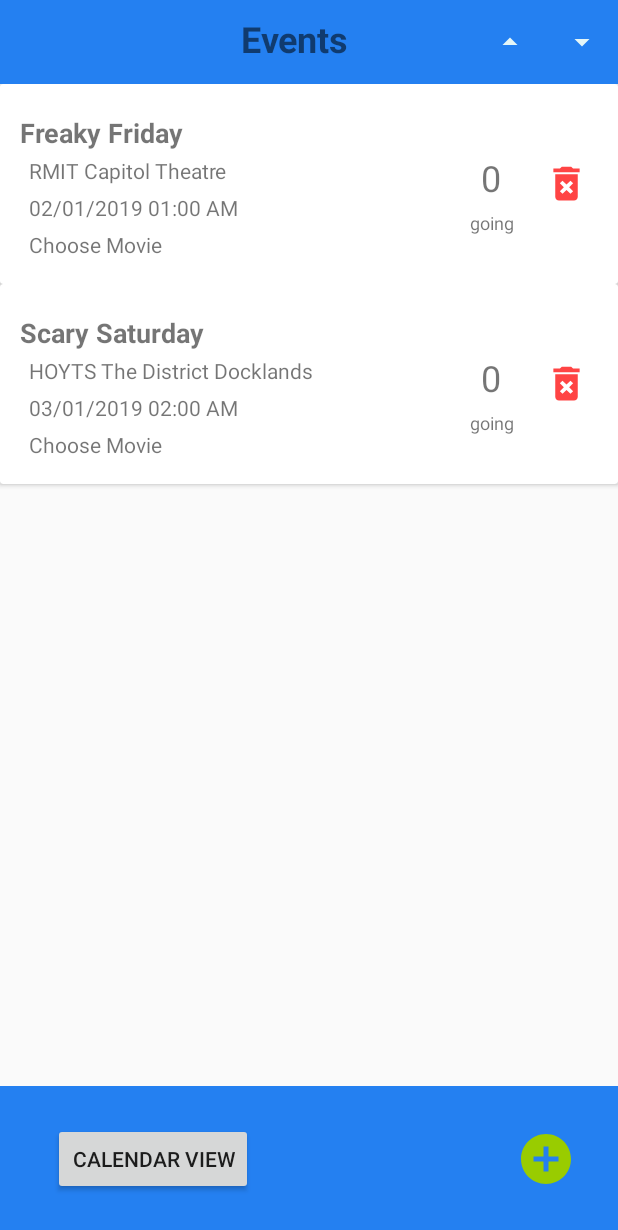
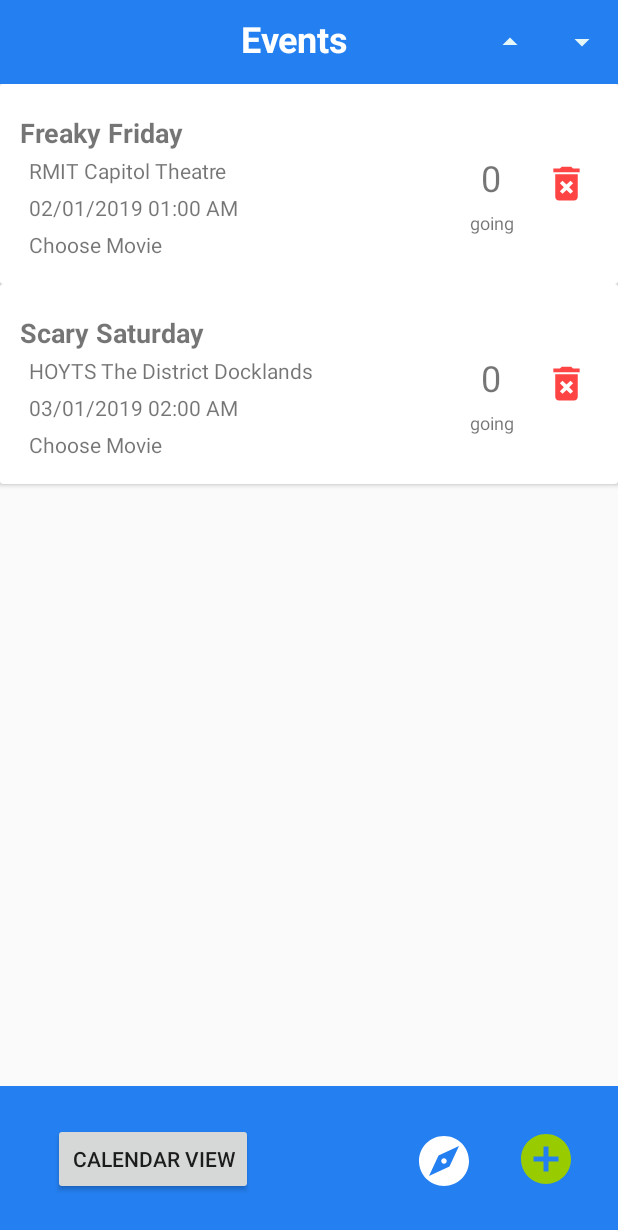
Before and after one commit to davidd-code/movie-night-planner, an Android app: the screen it shows after launch (EventListActivity), on a phone screen of 412 x 824 dp. Shown: the top 1230 px of the screen. Run offline under Robolectric (Android 15) with nearby library versions, the light colour scheme and no system bars.

Commit message:
started on event locations activity

```diff
--- a/app/src/main/AndroidManifest.xml
+++ b/app/src/main/AndroidManifest.xml
@@ -1,7 +1,6 @@
 <?xml version="1.0" encoding="utf-8"?>
 <manifest xmlns:android="http://schemas.android.com/apk/res/android"
     package="com.example.assignment_1">
-
     <!--
          The ACCESS_COARSE/FINE_LOCATION permissions are not required to use
          Google Maps Android API v2, but you must specify either coarse or fine
@@ -17,7 +16,6 @@
         android:roundIcon="@mipmap/ic_launcher_round"
         android:supportsRtl="true"
         android:theme="@style/AppTheme">
-
         <!--
              The API key for Google Maps-based APIs is defined as a string resource.
              (See the file "res/values/google_maps_api.xml").
@@ -32,7 +30,7 @@
 
         <activity
             android:name=".view.EventLocationActivity"
-            android:label="@string/title_activity_event_location"></activity>
+            android:label="@string/title_activity_event_location" />
         <activity android:name=".view.ViewMoviePosterActivity" />
         <activity android:name=".view.MovieListActivity" />
         <activity android:name=".view.AddEditEventActivity" />
--- /dev/null
+++ b/app/src/main/java/com/example/assignment_1/controller/MapOnClickListener.java
@@ -0,0 +1,22 @@
+package com.example.assignment_1.controller;
+
+import android.content.Context;
+import android.content.Intent;
+import android.view.View;
+
+import com.example.assignment_1.view.EventLocationActivity;
+
+public class MapOnClickListener implements View.OnClickListener{
+
+    private Context context;
+
+    public MapOnClickListener(Context c) {
+        this.context = c;
+    }
+
+    @Override
+    public void onClick(View v) {
+        Intent intent = new Intent(context, EventLocationActivity.class);
+        context.startActivity(intent);
+    }
+}
--- a/app/src/main/java/com/example/assignment_1/view/EventListActivity.java
+++ b/app/src/main/java/com/example/assignment_1/view/EventListActivity.java
@@ -1,10 +1,12 @@
 package com.example.assignment_1.view;
 
+import android.app.Dialog;
 import android.os.Bundle;
 import android.support.v7.app.AppCompatActivity;
 import android.support.v7.widget.LinearLayoutManager;
 import android.support.v7.widget.RecyclerView;
 import android.support.v7.widget.Toolbar;
+import android.util.Log;
 import android.view.Menu;
 import android.view.MenuInflater;
 import android.view.MenuItem;
@@ -15,9 +17,13 @@ import android.widget.Toast;
 import com.example.assignment_1.R;
 import com.example.assignment_1.controller.AddEventOnClickListener;
 import com.example.assignment_1.controller.EditEventOnClickListener;
+import com.example.assignment_1.controller.MapOnClickListener;
 import com.example.assignment_1.model.CustomComparator;
 import com.example.assignment_1.model.EventModel;
 import com.example.assignment_1.model.FileLoader;
+import com.google.android.gms.common.ConnectionResult;
+import com.google.android.gms.common.GoogleApiAvailability;
+import com.google.android.gms.common.api.GoogleApi;
 
 import java.io.BufferedReader;
 import java.io.IOException;
@@ -39,6 +45,9 @@ public class EventListActivity extends AppCompatActivity {
     private ImageView addEventButton;
     private Button calendarButton;
 
+    private static final String TAG="EventListActivity";
+    private static final int ERROR_DIALOG_REQUEST = 9001;
+
     @Override
     protected void onCreate(Bundle savedInstanceState) {
         super.onCreate(savedInstanceState);
@@ -50,8 +59,37 @@ public class EventListActivity extends AppCompatActivity {
         if(savedInstanceState == null) {
             loadData();
         }
+
+
+
         buildRecyclerView();
         setButtons();
+
+        if(isServicesOK()) {
+            init();
+        }
+    }
+
+    private void init() {
+
+    }
+
+    public boolean isServicesOK() {
+        Log.d(TAG, "isServicesOK: checking google services version");
+        int available = GoogleApiAvailability.getInstance().isGooglePlayServicesAvailable(EventListActivity.this);
+
+        if(available == ConnectionResult.SUCCESS) {
+            //everything is fine and user can make map requests
+            Log.d(TAG, "isServicesOK: Google Play services is working");
+            return true;
+        } else if(GoogleApiAvailability.getInstance().isUserResolvableError(available)) {
+            Log.d(TAG, "isServicesOK: an error occured but we can fix it");
+            Dialog dialog = GoogleApiAvailability.getInstance().getErrorDialog(EventListActivity.this, available, ERROR_DIALOG_REQUEST);
+            dialog.show();
+        } else {
+            Toast.makeText(this, "You can't make map requests", Toast.LENGTH_SHORT).show();
+        }
+        return false;
     }
 
     @Override
@@ -102,6 +140,8 @@ public class EventListActivity extends AppCompatActivity {
     public void setButtons() {
         addEventButton = findViewById(R.id.addEventButton);
         calendarButton = findViewById(R.id.calendar_button);
+        ImageView mapButton = findViewById(R.id.mapButton);
+        mapButton.setOnClickListener(new MapOnClickListener(this));
         addEventButton.setOnClickListener(new AddEventOnClickListener(this, eventAdapter));
     }
 
--- a/app/src/main/res/layout/activity_list_event.xml
+++ b/app/src/main/res/layout/activity_list_event.xml
@@ -46,6 +46,7 @@
         android:layout_marginEnd="150dp"
         android:text="@string/event_list"
         android:textAlignment="center"
+        android:textColor="#FFFFFF"
         android:textSize="24sp"
         android:textStyle="bold" />
 
@@ -81,10 +82,20 @@
         android:layout_alignParentStart="true"
         android:layout_alignParentBottom="true"
         android:layout_marginStart="35dp"
-        android:layout_marginEnd="175dp"
+        android:layout_marginEnd="107dp"
         android:layout_marginBottom="27dp"
+        android:layout_toStartOf="@+id/mapButton"
+        android:text="@string/calendar_view" />
+
+    <ImageView
+        android:id="@+id/mapButton"
+        android:layout_width="40dp"
+        android:layout_height="40dp"
+        android:layout_alignBottom="@+id/toolbar"
+        android:layout_marginEnd="28dp"
+        android:layout_marginBottom="30dp"
         android:layout_toStartOf="@+id/addEventButton"
-        android:text="@string/calendar_view" />
+        app:srcCompat="@drawable/ic_explore_white" />
 
 
 </RelativeLayout>
--- a/app/src/main/res/values/strings.xml
+++ b/app/src/main/res/values/strings.xml
@@ -32,4 +32,5 @@
     <string name="latitude">latitude</string>
     <string name="longitude">longitude</string>
     <string name="title_activity_event_location">Map</string>
+    <string name="event_locations">location</string>
 </resources>
```
Also changed, not shown: app/src/main/java/com/example/assignment_1/view/EventLocationActivity.java (+8 -0 lines), app/src/main/res/layout/activity_event_location.xml (+45 -7 lines).
